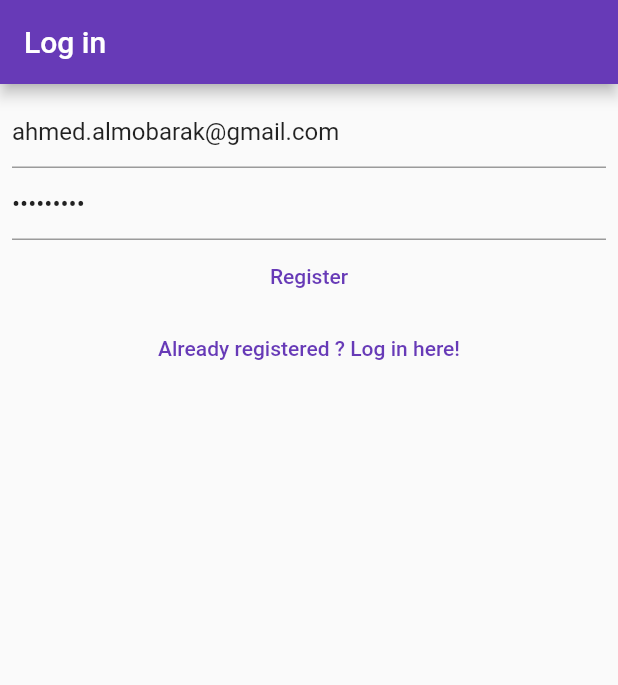
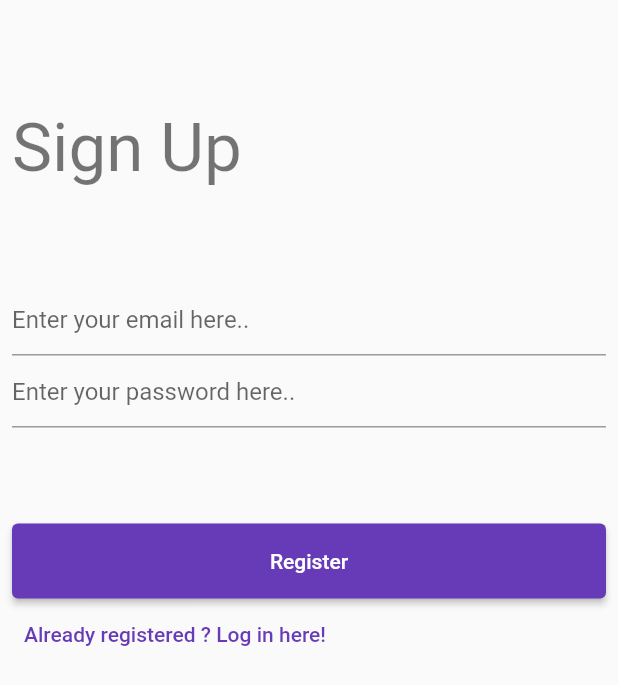
Before and after one commit to ahmedalmubarak/image_uploader, a Flutter app: the screen it shows after launch, after a tap on "Not register yet? Register here!", on a phone screen of 412 x 824 dp. Shown: the top 685 px of the screen. Run offline on Flutter 3.47's test engine with Material 2 defaults, Android fonts, the phone set to English and light mode, and no system bars; our stand-ins replace equatable, firebase_auth, firebase_core, firebase_storage, flutter_bloc, flutter_hooks and 1 more; accounts and stored records are empty; generated files the repository leaves out were written again; network calls fail.

Commit message:
update packeges

```diff
--- a/lib/views/app.dart
+++ b/lib/views/app.dart
@@ -3,6 +3,7 @@ import 'package:bloc_fairebase_auth/utils/dialogs/show_auth_error.dart';
 import 'package:bloc_fairebase_auth/views/image_view/photo_gallery_view.dart';
 import 'package:bloc_fairebase_auth/views/register/register_view.dart';
 import 'package:flutter/material.dart';
+import 'package:flutter/services.dart';
 import 'package:flutter_bloc/flutter_bloc.dart';
 import 'package:flutter_gen/gen_l10n/app_localizations.dart';
 
@@ -25,8 +26,12 @@ class App extends StatelessWidget {
         localizationsDelegates: AppLocalizations.localizationsDelegates,
         title: 'Photo Library',
         theme: ThemeData(
-          primarySwatch: Colors.deepPurple,
-        ),
+            primarySwatch: Colors.deepPurple,
+            appBarTheme: const AppBarTheme(
+                systemOverlayStyle: SystemUiOverlayStyle(
+                    statusBarColor: Colors.white,
+                    statusBarBrightness: Brightness.light,
+                    statusBarIconBrightness: Brightness.dark))),
         home: BlocConsumer<AppBloc, AppState>(
           listener: (context, appState) {
             if (appState.isLoading) {
--- a/lib/views/image_view/photo_gallery_view.dart
+++ b/lib/views/image_view/photo_gallery_view.dart
@@ -1,5 +1,5 @@
 import 'package:bloc_fairebase_auth/bloc/app_bloc.dart';
-import 'package:bloc_fairebase_auth/views/components/main_popip_menu_button.dart';
+import 'package:bloc_fairebase_auth/views/components/main_popup_menu_button.dart';
 import 'package:bloc_fairebase_auth/views/image_view/storage_image_view.dart';
 import 'package:flutter/material.dart';
 import 'package:flutter_bloc/flutter_bloc.dart';
--- a/lib/views/login/login_view.dart
+++ b/lib/views/login/login_view.dart
@@ -1,5 +1,4 @@
 import 'package:bloc_fairebase_auth/bloc/app_bloc.dart';
-import 'package:bloc_fairebase_auth/loc.dart';
 import 'package:flutter/material.dart';
 import 'package:flutter_bloc/flutter_bloc.dart';
 import 'package:flutter_hooks/flutter_hooks.dart';
@@ -9,17 +8,24 @@ class LoginView extends HookWidget {
 
   @override
   Widget build(BuildContext context) {
-    final emailController =
-        TextEditingController(text: 'ahmed.almobarak@gmail.com');
-    final passwordController = TextEditingController(text: 'foobarbas');
-    return Scaffold(
-      appBar: AppBar(
-        title: const Text('Log in'),
-      ),
+    final emailController = TextEditingController();
+    final passwordController = TextEditingController();
+    return SafeArea(
+      child: Scaffold(
         body: Padding(
           padding: const EdgeInsets.all(8.0),
           child: Column(
+            crossAxisAlignment: CrossAxisAlignment.start,
             children: [
+              const SizedBox(height: 64),
+              Text(
+                'Welcome Back !',
+                style: Theme.of(context)
+                    .textTheme
+                    .headline3
+                    ?.copyWith(color: Colors.black54),
+              ),
+              const SizedBox(height: 64),
               TextField(
                 controller: emailController,
                 keyboardType: TextInputType.emailAddress,
@@ -33,7 +39,11 @@ class LoginView extends HookWidget {
                   hintText: 'Enter your password here..',
                 ),
               ),
-            TextButton(
+              const SizedBox(height: 64),
+              SizedBox(
+                width: double.infinity,
+                height: 50,
+                child: ElevatedButton(
                   onPressed: () {
                     final email = emailController.text;
                     final password = passwordController.text;
@@ -42,6 +52,7 @@ class LoginView extends HookWidget {
                         );
                   },
                   child: const Text('Log in'),
+                ),
               ),
               TextButton(
                 onPressed: () {
@@ -54,6 +65,7 @@ class LoginView extends HookWidget {
             ],
           ),
         ),
+      ),
     );
   }
 }
--- a/lib/views/register/register_view.dart
+++ b/lib/views/register/register_view.dart
@@ -1,5 +1,4 @@
 import 'package:bloc_fairebase_auth/bloc/app_bloc.dart';
-import 'package:bloc_fairebase_auth/loc.dart';
 import 'package:flutter/material.dart';
 import 'package:flutter_bloc/flutter_bloc.dart';
 import 'package:flutter_hooks/flutter_hooks.dart';
@@ -9,17 +8,23 @@ class RegisterView extends HookWidget {
 
   @override
   Widget build(BuildContext context) {
-    final emailController =
-        TextEditingController(text: 'ahmed.almobarak@gmail.com');
-    final passwordController = TextEditingController(text: 'foobarbas');
+    final emailController = TextEditingController();
+    final passwordController = TextEditingController();
     return Scaffold(
-      appBar: AppBar(
-        title: const Text('Log in'),
-      ),
       body: Padding(
         padding: const EdgeInsets.all(8.0),
         child: Column(
+          crossAxisAlignment: CrossAxisAlignment.start,
           children: [
+            const SizedBox(height: 64),
+            Text(
+              'Sign Up',
+              style: Theme.of(context)
+                  .textTheme
+                  .headline3
+                  ?.copyWith(color: Colors.black54),
+            ),
+            const SizedBox(height: 64),
             TextField(
               controller: emailController,
               keyboardType: TextInputType.emailAddress,
@@ -33,7 +38,11 @@ class RegisterView extends HookWidget {
                 hintText: 'Enter your password here..',
               ),
             ),
-            TextButton(
+            const SizedBox(height: 64),
+            SizedBox(
+              width: double.infinity,
+              height: 50,
+              child: ElevatedButton(
                 onPressed: () {
                   final email = emailController.text;
                   final password = passwordController.text;
@@ -42,6 +51,7 @@ class RegisterView extends HookWidget {
                       );
                 },
                 child: const Text('Register'),
+              ),
             ),
             TextButton(
               onPressed: () {
```
Also changed, not shown: lib/views/components/main_popup_menu_button.dart (renamed from lib/views/components/main_popip_menu_button.dart), pubspec.lock, 1 other file. Lines whose indentation alone changed are shown as unchanged.
